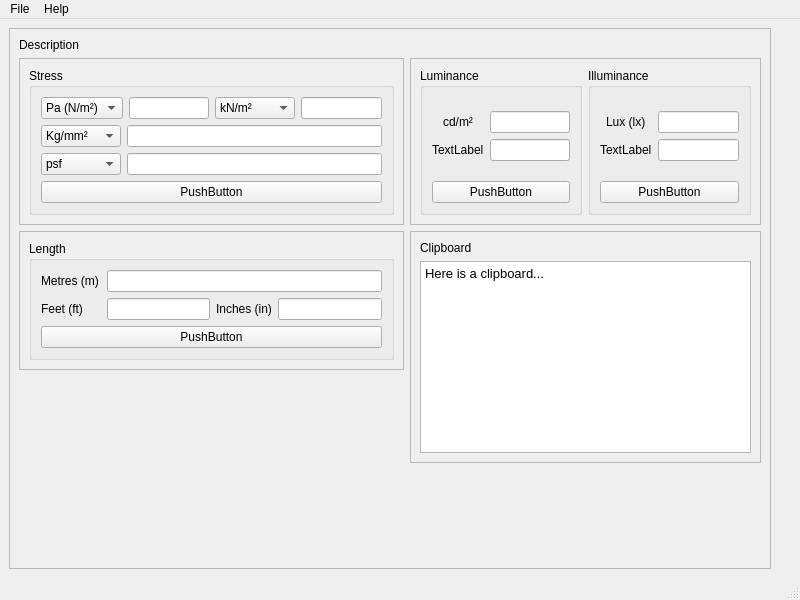
Old version of the form pyqt-window/MainWindow.ui in the repository i5ar/iconverters.
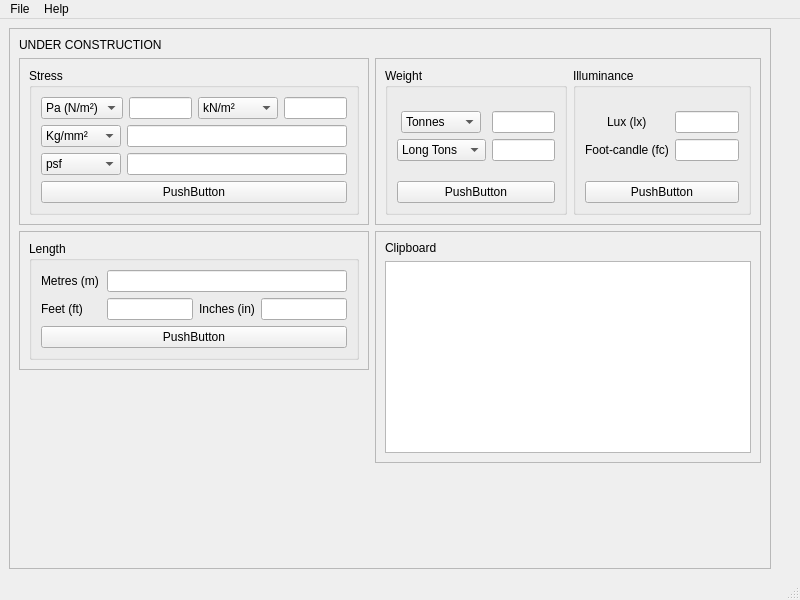
New version of the form. Icons and pictures are not drawn.

```diff
--- a/pyqt-window/MainWindow.ui
+++ b/pyqt-window/MainWindow.ui
@@ -77,7 +77,7 @@
           </sizepolicy>
          </property>
          <property name="text">
-          <string>Description</string>
+          <string>UNDER CONSTRUCTION</string>
          </property>
         </widget>
        </item>
@@ -259,7 +259,7 @@
           <item>
            <widget class="QGroupBox" name="groupBox_4">
             <property name="title">
-             <string>Luminance</string>
+             <string>Weight</string>
             </property>
             <layout class="QVBoxLayout" name="verticalLayout_3">
              <item>
@@ -273,26 +273,57 @@
                <property name="formAlignment">
                 <set>Qt::AlignCenter</set>
                </property>
-               <item row="0" column="0">
-                <widget class="QLabel" name="label_5">
-                 <property name="text">
-                  <string>cd/m²</string>
-                 </property>
-                </widget>
-               </item>
                <item row="0" column="1">
                 <widget class="QLineEdit" name="lineEdit_6"/>
                </item>
-               <item row="1" column="0">
-                <widget class="QLabel" name="label_7">
-                 <property name="text">
-                  <string>TextLabel</string>
-                 </property>
-                </widget>
-               </item>
                <item row="1" column="1">
                 <widget class="QLineEdit" name="lineEdit_8"/>
                </item>
+               <item row="1" column="0">
+                <widget class="QComboBox" name="comboBox_5">
+                 <property name="minimumSize">
+                  <size>
+                   <width>80</width>
+                   <height>0</height>
+                  </size>
+                 </property>
+                 <item>
+                  <property name="text">
+                   <string>Long Tons</string>
+                  </property>
+                 </item>
+                 <item>
+                  <property name="text">
+                   <string>Short Tons</string>
+                  </property>
+                 </item>
+                 <item>
+                  <property name="text">
+                   <string>Pounds</string>
+                  </property>
+                 </item>
+                </widget>
+               </item>
+               <item row="0" column="0">
+                <widget class="QComboBox" name="comboBox_6">
+                 <property name="minimumSize">
+                  <size>
+                   <width>80</width>
+                   <height>0</height>
+                  </size>
+                 </property>
+                 <item>
+                  <property name="text">
+                   <string>Tonnes</string>
+                  </property>
+                 </item>
+                 <item>
+                  <property name="text">
+                   <string>Kg</string>
+                  </property>
+                 </item>
+                </widget>
+               </item>
               </layout>
              </item>
              <item>
@@ -335,7 +366,7 @@
                <item row="1" column="0">
                 <widget class="QLabel" name="label_6">
                  <property name="text">
-                  <string>TextLabel</string>
+                  <string>Foot-candle (fc)</string>
                  </property>
                 </widget>
                </item>
@@ -509,7 +540,7 @@
 &lt;html&gt;&lt;head&gt;&lt;meta name=&quot;qrichtext&quot; content=&quot;1&quot; /&gt;&lt;style type=&quot;text/css&quot;&gt;
 p, li { white-space: pre-wrap; }
 &lt;/style&gt;&lt;/head&gt;&lt;body style=&quot; font-family:'MS Shell Dlg 2'; font-size:12pt; font-weight:400; font-style:normal;&quot;&gt;
-&lt;p style=&quot; margin-top:0px; margin-bottom:0px; margin-left:0px; margin-right:0px; -qt-block-indent:0; text-indent:0px;&quot;&gt;&lt;span style=&quot; font-size:10pt;&quot;&gt;Here is a clipboard...&lt;/span&gt;&lt;/p&gt;&lt;/body&gt;&lt;/html&gt;</string>
+&lt;p style=&quot;-qt-paragraph-type:empty; margin-top:0px; margin-bottom:0px; margin-left:0px; margin-right:0px; -qt-block-indent:0; text-indent:0px;&quot;&gt;&lt;br /&gt;&lt;/p&gt;&lt;/body&gt;&lt;/html&gt;</string>
             </property>
            </widget>
           </item>
```
